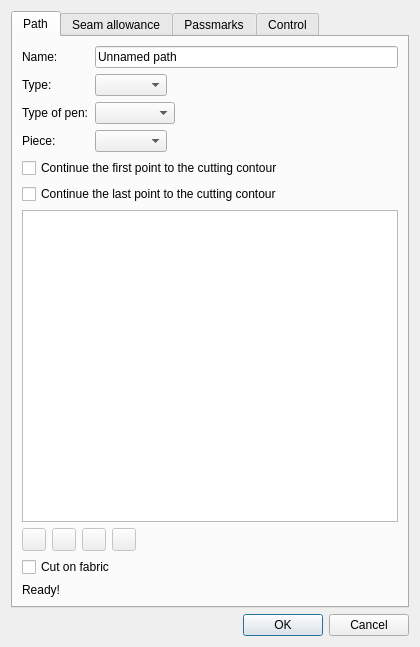
Qt form src/libs/vtools/dialogs/tools/piece/dialogpiecepath.ui (dismine/valentina) before a commit.
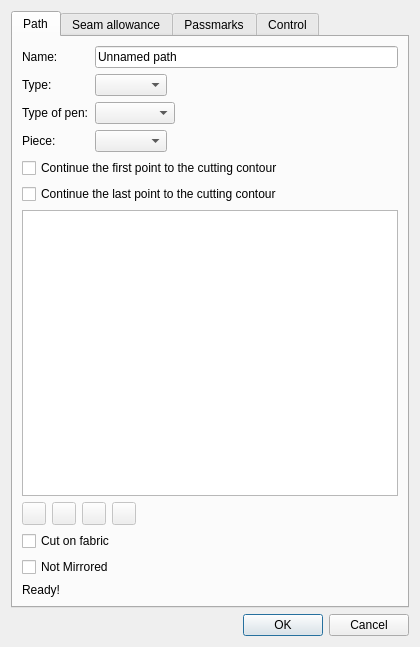
The same form after that commit. Icons and pictures are not drawn. Custom widgets are drawn as their Qt base class.

Diff of the .ui file:
```diff
--- a/src/libs/vtools/dialogs/tools/piece/dialogpiecepath.ui
+++ b/src/libs/vtools/dialogs/tools/piece/dialogpiecepath.ui
@@ -211,6 +211,13 @@
          </property>
         </widget>
        </item>
+       <item>
+        <widget class="QCheckBox" name="checkBoxNotMirrored">
+         <property name="text">
+          <string>Not Mirrored</string>
+         </property>
+        </widget>
+       </item>
        <item>
         <widget class="QLabel" name="helpLabel">
          <property name="text">
```
Left out of the diff: 28 changed lines with no effect on the pictures.
